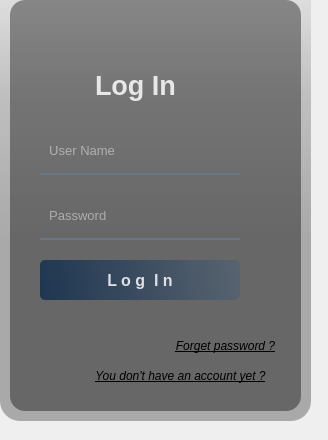
KarimMAJDOUB/GCInO-EM, file artifacts/login.ui: the form before one commit.
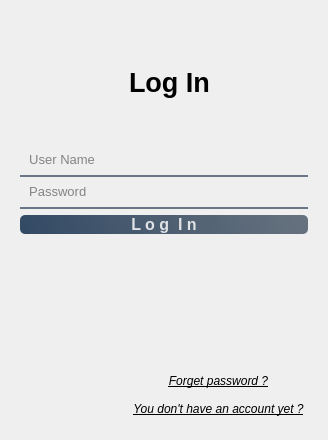
The form after the commit. Icons and pictures are not drawn.

Commit message:
Layout auto
layout auto in qt designer

```diff
--- a/artifacts/login.ui
+++ b/artifacts/login.ui
@@ -17,15 +17,9 @@
    <iconset theme="dialog-password">
     <normaloff>.</normaloff>.</iconset>
   </property>
+  <layout class="QGridLayout" name="gridLayout">
+   <item row="0" column="0">
   <widget class="QWidget" name="widget" native="true">
-   <property name="geometry">
-    <rect>
-     <x>0</x>
-     <y>0</y>
-     <width>311</width>
-     <height>421</height>
-    </rect>
-   </property>
    <property name="styleSheet">
     <string notr="true">QPushButton#pushButton{	
 	background-color: qlineargradient(spread:pad, x1:0, y1:0.505682, x2:1, y2:0.477, stop:0 rgba(20, 47, 78, 219), stop:1 rgba(85, 98, 112, 226));
@@ -54,66 +48,9 @@
 	color:rgba(115, 128, 142, 255);
 }</string>
    </property>
-   <widget class="QLabel" name="label_4">
-    <property name="geometry">
-     <rect>
-      <x>30</x>
-      <y>0</y>
-      <width>300</width>
-      <height>420</height>
-     </rect>
-    </property>
-    <property name="styleSheet">
-     <string notr="true">border-image: url(:/images/background.png);
-border-radius:20px;</string>
-    </property>
-    <property name="text">
-     <string/>
-    </property>
-   </widget>
-   <widget class="QLabel" name="label_5">
-    <property name="geometry">
-     <rect>
-      <x>0</x>
-      <y>-30</y>
-      <width>311</width>
-      <height>451</height>
-     </rect>
-    </property>
-    <property name="styleSheet">
-     <string notr="true">background-color: qlineargradient(spread:pad, x1:0, y1:0, x2:0, y2:0.715909, stop:0 rgba(0, 0, 0, 9), stop:0.375 rgba(0, 0, 0, 50), stop:0.835227 rgba(0, 0, 0, 75));
-border-radius:20px;</string>
-    </property>
-    <property name="text">
-     <string/>
-    </property>
-   </widget>
-   <widget class="QLabel" name="label_7">
-    <property name="geometry">
-     <rect>
-      <x>10</x>
-      <y>0</y>
-      <width>291</width>
-      <height>411</height>
-     </rect>
-    </property>
-    <property name="styleSheet">
-     <string notr="true">background-color:rgba(0, 0, 0, 100);
-border-radius:15px;</string>
-    </property>
-    <property name="text">
-     <string/>
-    </property>
-   </widget>
+     <layout class="QGridLayout" name="gridLayout_2">
+      <item row="0" column="1">
    <widget class="QLabel" name="label_8">
-    <property name="geometry">
-     <rect>
-      <x>95</x>
-      <y>65</y>
-      <width>111</width>
-      <height>40</height>
-     </rect>
-    </property>
     <property name="font">
      <font>
       <pointsize>20</pointsize>
@@ -124,18 +61,12 @@
      <string notr="true">color:rgba(255, 255, 255, 210);</string>
     </property>
     <property name="text">
-     <string>Log In</string>
-    </property>
-   </widget>
+         <string>&lt;html&gt;&lt;head/&gt;&lt;body&gt;&lt;p&gt;&lt;span style=&quot; color:#000000;&quot;&gt;Log In &lt;/span&gt;&lt;/p&gt;&lt;/body&gt;&lt;/html&gt;</string>
+        </property>
+       </widget>
+      </item>
+      <item row="1" column="0" colspan="2">
    <widget class="QLineEdit" name="lineEdit">
-    <property name="geometry">
-     <rect>
-      <x>40</x>
-      <y>135</y>
-      <width>200</width>
-      <height>40</height>
-     </rect>
-    </property>
     <property name="font">
      <font>
       <pointsize>10</pointsize>
@@ -145,22 +76,16 @@
      <string notr="true">background-color:rgba(0, 0, 0, 0);
 border:none;
 border-bottom:2px solid rgba(105, 118, 132, 255);
-color:rgba(255, 255, 255, 230);
+color:rgba(0, 0, 0, 230);
 padding-bottom:7px;</string>
     </property>
     <property name="placeholderText">
      <string>  User Name</string>
     </property>
    </widget>
+      </item>
+      <item row="2" column="0" colspan="2">
    <widget class="QLineEdit" name="lineEdit_2">
-    <property name="geometry">
-     <rect>
-      <x>40</x>
-      <y>200</y>
-      <width>200</width>
-      <height>40</height>
-     </rect>
-    </property>
     <property name="font">
      <font>
       <pointsize>10</pointsize>
@@ -170,7 +95,7 @@
      <string notr="true">background-color:rgba(0, 0, 0, 0);
 border:none;
 border-bottom:2px solid rgba(105, 118, 132, 255);
-color:rgba(255, 255, 255, 230);
+color:rgba(0, 0, 0, 230);
 padding-bottom:7px;</string>
     </property>
     <property name="echoMode">
@@ -180,15 +105,9 @@
      <string>  Password</string>
     </property>
    </widget>
+      </item>
+      <item row="3" column="0" colspan="2">
    <widget class="QPushButton" name="pushButton">
-    <property name="geometry">
-     <rect>
-      <x>40</x>
-      <y>260</y>
-      <width>200</width>
-      <height>40</height>
-     </rect>
-    </property>
     <property name="font">
      <font>
       <pointsize>12</pointsize>
@@ -199,59 +118,16 @@
      <string>L o g  I n</string>
     </property>
    </widget>
-   <widget class="QPushButton" name="button">
-    <property name="enabled">
-     <bool>true</bool>
-    </property>
-    <property name="geometry">
-     <rect>
-      <x>70</x>
-      <y>360</y>
-      <width>221</width>
-      <height>31</height>
-     </rect>
-    </property>
-    <property name="font">
-     <font>
-      <italic>true</italic>
-      <underline>true</underline>
-     </font>
-    </property>
-    <property name="cursor">
-     <cursorShape>PointingHandCursor</cursorShape>
-    </property>
-    <property name="text">
-     <string>You don't have an account yet ?</string>
-    </property>
-    <property name="autoDefault">
-     <bool>false</bool>
-    </property>
-    <property name="flat">
-     <bool>true</bool>
-    </property>
-   </widget>
+      </item>
+      <item row="4" column="0">
    <widget class="QLabel" name="label_6">
-    <property name="geometry">
-     <rect>
-      <x>50</x>
-      <y>310</y>
-      <width>271</width>
-      <height>20</height>
-     </rect>
-    </property>
     <property name="text">
      <string/>
     </property>
    </widget>
+      </item>
+      <item row="5" column="1">
    <widget class="QPushButton" name="button_2">
-    <property name="geometry">
-     <rect>
-      <x>160</x>
-      <y>330</y>
-      <width>131</width>
-      <height>31</height>
-     </rect>
-    </property>
     <property name="font">
      <font>
       <italic>true</italic>
@@ -277,7 +153,53 @@
      <bool>true</bool>
     </property>
    </widget>
-  </widget>
+      </item>
+      <item row="6" column="1">
+       <widget class="QPushButton" name="button">
+        <property name="enabled">
+         <bool>true</bool>
+        </property>
+        <property name="font">
+         <font>
+          <italic>true</italic>
+          <underline>true</underline>
+         </font>
+        </property>
+        <property name="cursor">
+         <cursorShape>PointingHandCursor</cursorShape>
+        </property>
+        <property name="text">
+         <string>You don't have an account yet ?</string>
+        </property>
+        <property name="autoDefault">
+         <bool>false</bool>
+        </property>
+        <property name="flat">
+         <bool>true</bool>
+        </property>
+       </widget>
+      </item>
+     </layout>
+     <widget class="QLabel" name="label_4">
+      <property name="geometry">
+       <rect>
+        <x>157</x>
+        <y>213</y>
+        <width>16</width>
+        <height>20</height>
+       </rect>
+      </property>
+      <property name="styleSheet">
+       <string notr="true">border-image: url(:/images/background.png);
+border-radius:20px;</string>
+      </property>
+      <property name="text">
+       <string/>
+      </property>
+     </widget>
+    </widget>
+   </item>
+  </layout>
  </widget>
  <resources/>
  <connections/>
```
Lines whose indentation alone changed are shown as unchanged. The commit also changes 38 other files.
